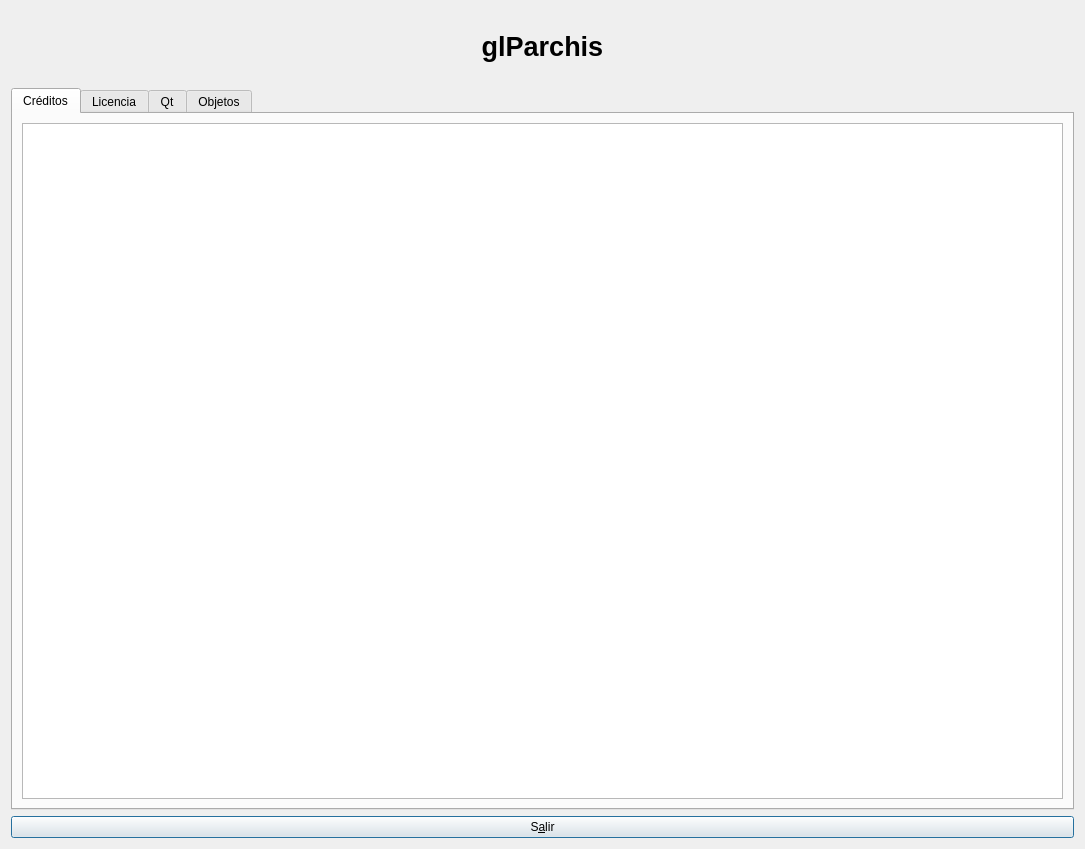
First picture: the form in ui/frmAbout.ui, repository turulomio/glparchis, before the edit.
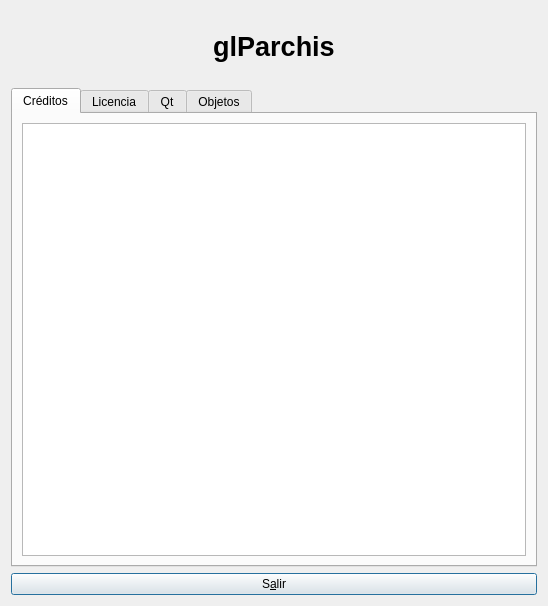
Second picture: the form after the edit. The open tabs and pages were chosen to show the change. Icons and pictures are not drawn. Custom widgets are drawn as their Qt base class.

Patch:
```diff
--- a/ui/frmAbout.ui
+++ b/ui/frmAbout.ui
@@ -6,8 +6,8 @@
    <rect>
     <x>0</x>
     <y>0</y>
-    <width>1085</width>
-    <height>849</height>
+    <width>548</width>
+    <height>606</height>
    </rect>
   </property>
   <property name="windowTitle">
```
Left out of the diff: 10 changed lines with no effect on the pictures.
